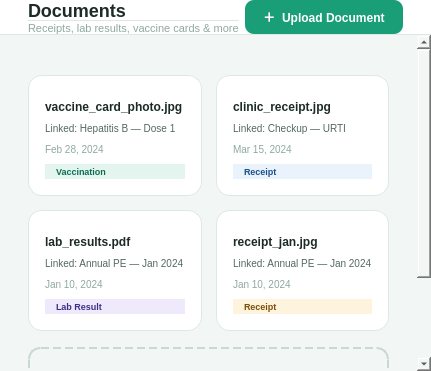
Before: the Qt Designer form src/ui/page_documents.ui in shasheenahdeeneillelumasag/CCC151---Group-Project, drawn with Qt 5.
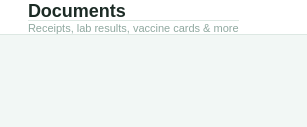
After: the same form once the commit is applied. Icons and pictures are not drawn.

Commit message: fix: documents page now correctly displays and manages uploaded files

What changed in the file:
```diff
--- a/src/ui/page_documents.ui
+++ b/src/ui/page_documents.ui
@@ -13,13 +13,36 @@
    <item>
     <widget class="QFrame" name="topbar">
      <property name="styleSheet"><string>QFrame { background: #FFFFFF; border-bottom: 1px solid #DDE8E3; }</string></property>
-     <property name="minimumHeight"><number>62</number></property><property name="maximumHeight"><number>62</number></property>
-     <layout class="QHBoxLayout"><property name="leftMargin"><number>28</number></property><property name="topMargin"><number>0</number></property><property name="rightMargin"><number>28</number></property><property name="bottomMargin"><number>0</number></property>
-      <item><layout class="QVBoxLayout"><property name="spacing"><number>1</number></property>
-       <item><widget class="QLabel"><property name="text"><string>Documents</string></property><property name="styleSheet"><string>QLabel { font-size: 18px; font-weight: bold; color: #1C2B25; }</string></property></widget></item>
-       <item><widget class="QLabel"><property name="text"><string>Receipts, lab results, vaccine cards &amp; more</string></property><property name="styleSheet"><string>QLabel { font-size: 11px; color: #8FA89F; }</string></property></widget></item>
-      </layout></item>
-      <item><widget class="QPushButton" name="btnUpload"><property name="text"><string>＋  Upload Document</string></property><property name="styleSheet"><string>QPushButton { background: #1A9E78; color: #FFF; font-size: 12px; font-weight: 600; border: none; border-radius: 9px; padding: 8px 18px; } QPushButton:hover { background: #0D6B52; }</string></property></widget></item>
+     <property name="minimumHeight"><number>62</number></property>
+     <property name="maximumHeight"><number>62</number></property>
+     <layout class="QHBoxLayout">
+      <property name="leftMargin"><number>28</number></property>
+      <property name="topMargin"><number>0</number></property>
+      <property name="rightMargin"><number>28</number></property>
+      <property name="bottomMargin"><number>0</number></property>
+      <item>
+       <layout class="QVBoxLayout">
+        <property name="spacing"><number>1</number></property>
+        <item>
+         <widget class="QLabel">
+          <property name="text"><string>Documents</string></property>
+          <property name="styleSheet"><string>QLabel { font-size: 18px; font-weight: bold; color: #1C2B25; }</string></property>
+         </widget>
+        </item>
+        <item>
+         <widget class="QLabel">
+          <property name="text"><string>Receipts, lab results, vaccine cards &amp; more</string></property>
+          <property name="styleSheet"><string>QLabel { font-size: 11px; color: #8FA89F; }</string></property>
+         </widget>
+        </item>
+       </layout>
+      </item>
+      <item>
+       <spacer>
+        <property name="orientation"><enum>Qt::Horizontal</enum></property>
+        <property name="sizeHint" stdset="0"><size><width>40</width><height>20</height></size></property>
+       </spacer>
+      </item>
      </layout>
     </widget>
    </item>
@@ -50,87 +73,10 @@
 
        
        <item>
-        <layout class="QGridLayout" name="docGrid">
-         <property name="horizontalSpacing"><number>14</number></property>
-         <property name="verticalSpacing"><number>14</number></property>
-
-         
-         <item row="0" column="0">
-          <widget class="QFrame" name="doc1">
-           <property name="cursor"><cursorShape>PointingHandCursor</cursorShape></property>
-           <property name="styleSheet"><string>QFrame#doc1 { background: #FFFFFF; border: 1px solid #DDE8E3; border-radius: 14px; } QFrame#doc1:hover { border-color: #9FE1CB; background: #F8FBFA; }</string></property>
-           <layout class="QVBoxLayout"><property name="leftMargin"><number>16</number></property><property name="topMargin"><number>16</number></property><property name="rightMargin"><number>16</number></property><property name="bottomMargin"><number>16</number></property><property name="spacing"><number>8</number></property>
-            <item><widget class="QFrame" name="docPreview1"><property name="minimumHeight"><number>80</number></property><property name="maximumHeight"><number>80</number></property><property name="styleSheet"><string>QFrame { background: #F8FBFA; border: 1px solid #DDE8E3; border-radius: 9px; }</string></property></widget></item>
-            <item><widget class="QLabel"><property name="text"><string>vaccine_card_photo.jpg</string></property><property name="styleSheet"><string>QLabel { font-size: 12px; font-weight: bold; color: #1C2B25; }</string></property></widget></item>
-            <item><widget class="QLabel"><property name="text"><string>Linked: Hepatitis B — Dose 1</string></property><property name="styleSheet"><string>QLabel { font-size: 10px; color: #546860; }</string></property></widget></item>
-            <item><widget class="QLabel"><property name="text"><string>Feb 28, 2024</string></property><property name="styleSheet"><string>QLabel { font-size: 10px; color: #8FA89F; }</string></property></widget></item>
-            <item><widget class="QLabel"><property name="text"><string>  Vaccination  </string></property><property name="maximumWidth"><number>90</number></property><property name="styleSheet"><string>QLabel { background: #E3F5EE; color: #0D6B52; font-size: 9px; font-weight: bold; border-radius: 20px; padding: 2px 4px; }</string></property></widget></item>
-           </layout>
-          </widget>
-         </item>
-
-         
-         <item row="0" column="1">
-          <widget class="QFrame" name="doc2">
-           <property name="cursor"><cursorShape>PointingHandCursor</cursorShape></property>
-           <property name="styleSheet"><string>QFrame#doc2 { background: #FFFFFF; border: 1px solid #DDE8E3; border-radius: 14px; } QFrame#doc2:hover { border-color: #9FE1CB; background: #F8FBFA; }</string></property>
-           <layout class="QVBoxLayout"><property name="leftMargin"><number>16</number></property><property name="topMargin"><number>16</number></property><property name="rightMargin"><number>16</number></property><property name="bottomMargin"><number>16</number></property><property name="spacing"><number>8</number></property>
-            <item><widget class="QFrame" name="docPreview2"><property name="minimumHeight"><number>80</number></property><property name="maximumHeight"><number>80</number></property><property name="styleSheet"><string>QFrame { background: #EAF3FC; border: 1px solid #B5D4F4; border-radius: 9px; }</string></property></widget></item>
-            <item><widget class="QLabel"><property name="text"><string>clinic_receipt.jpg</string></property><property name="styleSheet"><string>QLabel { font-size: 12px; font-weight: bold; color: #1C2B25; }</string></property></widget></item>
-            <item><widget class="QLabel"><property name="text"><string>Linked: Checkup — URTI</string></property><property name="styleSheet"><string>QLabel { font-size: 10px; color: #546860; }</string></property></widget></item>
-            <item><widget class="QLabel"><property name="text"><string>Mar 15, 2024</string></property><property name="styleSheet"><string>QLabel { font-size: 10px; color: #8FA89F; }</string></property></widget></item>
-            <item><widget class="QLabel"><property name="text"><string>  Receipt  </string></property><property name="maximumWidth"><number>70</number></property><property name="styleSheet"><string>QLabel { background: #EAF3FC; color: #1A4F8A; font-size: 9px; font-weight: bold; border-radius: 20px; padding: 2px 4px; }</string></property></widget></item>
-           </layout>
-          </widget>
-         </item>
-
-         
-         <item row="1" column="0">
-          <widget class="QFrame" name="doc3">
-           <property name="cursor"><cursorShape>PointingHandCursor</cursorShape></property>
-           <property name="styleSheet"><string>QFrame#doc3 { background: #FFFFFF; border: 1px solid #DDE8E3; border-radius: 14px; } QFrame#doc3:hover { border-color: #9FE1CB; background: #F8FBFA; }</string></property>
-           <layout class="QVBoxLayout"><property name="leftMargin"><number>16</number></property><property name="topMargin"><number>16</number></property><property name="rightMargin"><number>16</number></property><property name="bottomMargin"><number>16</number></property><property name="spacing"><number>8</number></property>
-            <item><widget class="QFrame" name="docPreview3"><property name="minimumHeight"><number>80</number></property><property name="maximumHeight"><number>80</number></property><property name="styleSheet"><string>QFrame { background: #EEEAFC; border: 1px solid #AFA9EC; border-radius: 9px; }</string></property></widget></item>
-            <item><widget class="QLabel"><property name="text"><string>lab_results.pdf</string></property><property name="styleSheet"><string>QLabel { font-size: 12px; font-weight: bold; color: #1C2B25; }</string></property></widget></item>
-            <item><widget class="QLabel"><property name="text"><string>Linked: Annual PE — Jan 2024</string></property><property name="styleSheet"><string>QLabel { font-size: 10px; color: #546860; }</string></property></widget></item>
-            <item><widget class="QLabel"><property name="text"><string>Jan 10, 2024</string></property><property name="styleSheet"><string>QLabel { font-size: 10px; color: #8FA89F; }</string></property></widget></item>
-            <item><widget class="QLabel"><property name="text"><string>  Lab Result  </string></property><property name="maximumWidth"><number>80</number></property><property name="styleSheet"><string>QLabel { background: #EEEAFC; color: #3D2F88; font-size: 9px; font-weight: bold; border-radius: 20px; padding: 2px 4px; }</string></property></widget></item>
-           </layout>
-          </widget>
-         </item>
-
-         
-         <item row="1" column="1">
-          <widget class="QFrame" name="doc4">
-           <property name="cursor"><cursorShape>PointingHandCursor</cursorShape></property>
-           <property name="styleSheet"><string>QFrame#doc4 { background: #FFFFFF; border: 1px solid #DDE8E3; border-radius: 14px; } QFrame#doc4:hover { border-color: #9FE1CB; background: #F8FBFA; }</string></property>
-           <layout class="QVBoxLayout"><property name="leftMargin"><number>16</number></property><property name="topMargin"><number>16</number></property><property name="rightMargin"><number>16</number></property><property name="bottomMargin"><number>16</number></property><property name="spacing"><number>8</number></property>
-            <item><widget class="QFrame" name="docPreview4"><property name="minimumHeight"><number>80</number></property><property name="maximumHeight"><number>80</number></property><property name="styleSheet"><string>QFrame { background: #FEF3DC; border: 1px solid #FAC775; border-radius: 9px; }</string></property></widget></item>
-            <item><widget class="QLabel"><property name="text"><string>receipt_jan.jpg</string></property><property name="styleSheet"><string>QLabel { font-size: 12px; font-weight: bold; color: #1C2B25; }</string></property></widget></item>
-            <item><widget class="QLabel"><property name="text"><string>Linked: Annual PE — Jan 2024</string></property><property name="styleSheet"><string>QLabel { font-size: 10px; color: #546860; }</string></property></widget></item>
-            <item><widget class="QLabel"><property name="text"><string>Jan 10, 2024</string></property><property name="styleSheet"><string>QLabel { font-size: 10px; color: #8FA89F; }</string></property></widget></item>
-            <item><widget class="QLabel"><property name="text"><string>  Receipt  </string></property><property name="maximumWidth"><number>70</number></property><property name="styleSheet"><string>QLabel { background: #FEF3DC; color: #7A4D0A; font-size: 9px; font-weight: bold; border-radius: 20px; padding: 2px 4px; }</string></property></widget></item>
-           </layout>
-          </widget>
-         </item>
-
-        </layout>
-       </item>
-
-       
-       <item>
-        <widget class="QFrame" name="uploadZone">
-         <property name="cursor"><cursorShape>PointingHandCursor</cursorShape></property>
-         <property name="styleSheet"><string>QFrame#uploadZone { background: transparent; border: 2px dashed #C8D9D2; border-radius: 12px; } QFrame#uploadZone:hover { background: #E3F5EE; border-color: #1A9E78; }</string></property>
-         <property name="minimumHeight"><number>120</number></property>
-         <layout class="QVBoxLayout"><property name="leftMargin"><number>28</number></property><property name="topMargin"><number>24</number></property><property name="rightMargin"><number>28</number></property><property name="bottomMargin"><number>24</number></property><property name="spacing"><number>8</number></property>
-          <item><widget class="QLabel"><property name="pixmap"><pixmap><normaloff>:/assets/ic_upload.svg</normaloff>:/assets/ic_upload.svg</pixmap></property>
-     <property name="scaledContents"><bool>true</bool></property><property name="alignment"><set>AlignCenter</set></property><property name="styleSheet"><string>QLabel {
-    color: #1A9E78; }</string></property></widget></item>
-          <item><widget class="QLabel"><property name="text"><string>Click to upload or drag &amp; drop</string></property><property name="alignment"><set>AlignCenter</set></property><property name="styleSheet"><string>QLabel { font-size: 13px; font-weight: 600; color: #546860; }</string></property></widget></item>
-          <item><widget class="QLabel"><property name="text"><string>JPG, PNG, PDF — max 10 MB per file</string></property><property name="alignment"><set>AlignCenter</set></property><property name="styleSheet"><string>QLabel { font-size: 11px; color: #8FA89F; }</string></property></widget></item>
-         </layout>
-        </widget>
+        <spacer>
+         <property name="orientation"><enum>Qt::Vertical</enum></property>
+         <property name="sizeHint" stdset="0"><size><width>20</width><height>40</height></size></property>
+        </spacer>
        </item>
 
       </layout>
```
Left out of the diff: 23 changed lines with no effect on the pictures. The commit also changes 7 other files.
